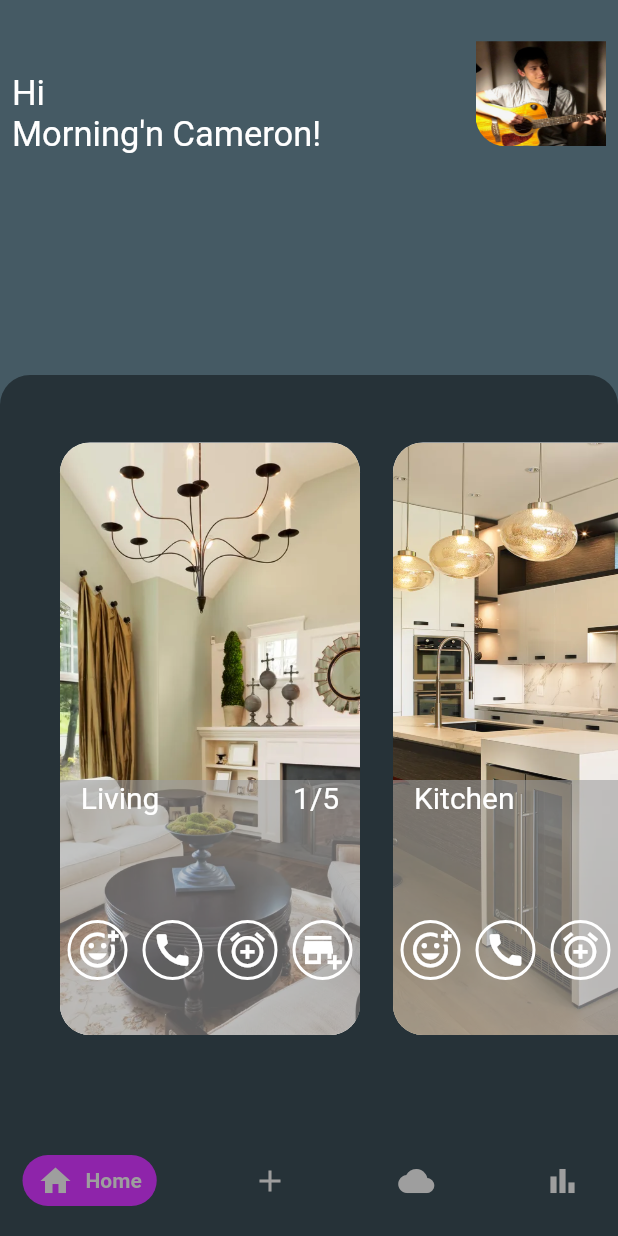
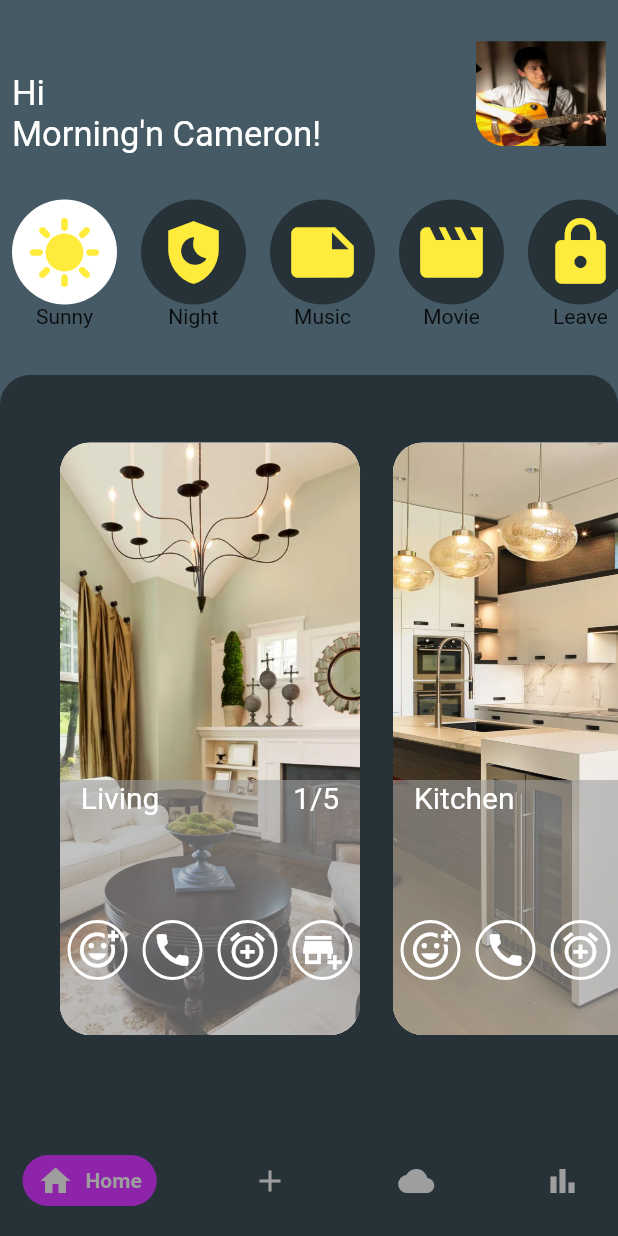
Before and after one commit to sulavpo/Flutter_Intern, a Flutter app: the screen it shows after launch, on a phone screen of 412 x 824 dp. Run offline on Flutter 3.47's test engine with Material 2 defaults, Android fonts, the phone set to English and light mode, and no system bars; drawn by our look-alikes of google_nav_bar.

Commit message:
model,listbuilder,list,constructor

```diff
--- a/lib/landing_screen.dart
+++ b/lib/landing_screen.dart
@@ -1,16 +1,18 @@
 import 'package:flutter/material.dart';
 import 'package:google_nav_bar/google_nav_bar.dart';
 import 'package:new_ui_app/header.dart';
+import 'package:new_ui_app/logo_scroll.dart';
 import 'package:new_ui_app/middle_part.dart';
 
 class LandingScreen extends StatefulWidget {
-  const LandingScreen({ Key? key }) : super(key: key);
+  const LandingScreen({Key? key}) : super(key: key);
 
   @override
   State<LandingScreen> createState() => _LandingScreenState();
 }
 
 class _LandingScreenState extends State<LandingScreen> {
+  int _currentindex = 0;
   @override
   Widget build(BuildContext context) {
     return Scaffold(
@@ -47,20 +49,48 @@ class _LandingScreenState extends State<LandingScreen> {
         ),
       ),
       body: Column(
-      children: [Expanded(flex: 1,
+        children: [
+          Expanded(
+              flex: 1,
               child: Container(
-          child: Column(children: [Expanded(flex:1,
-          child: Container(child: Header(),)),
-          Expanded(flex: 1,
+                child: Column(
+                  children: [
+                    Expanded(
+                        flex: 1,
                         child: Container(
-            )),],
+                          child: Header(),
+                        )),
+                    Expanded(
+                        flex: 1,
+                        child: ListView.builder(
+                            itemCount: logoPartList.length,
+                            scrollDirection: Axis.horizontal,
+                            itemBuilder: (context, index) {
+                              return Padding(
+                                padding: const EdgeInsets.all(8.0),
+                                child: LogoPart(
+                                  iconName:logoPartList[index].iconName,
+                                  title: logoPartList[index].title,
+                                  color: _currentindex == index
+                                      ? Colors.white
+                                      : Color.fromRGBO(38, 50, 56, 1),
+                                  onTap: () {
+                                    setState(() {
+                                      _currentindex = index;
+                                    });
+                                  },
                                 ),
-            )
+                              );
+                            })),
+                  ],
                 ),
-          Expanded(flex: 2,
+              )),
+          Expanded(
+              flex: 2,
               child: Container(
                 child: MiddlePart(),
-          ))],
+              ))
+        ],
       ),
       backgroundColor: Colors.blueGrey[700],
     );
--- a/lib/logo_scroll.dart
+++ b/lib/logo_scroll.dart
@@ -1,17 +1,69 @@
 import 'package:flutter/material.dart';
 
-class LogoPart extends StatefulWidget {
-  const LogoPart({ Key? key }) : super(key: key);
+ List<LogoPart> logoPartList = <LogoPart>[
+
+	LogoPart(
+		title:'Sunny',
+		iconName:Icons.sunny,
+    onTap:(){
+    } ,
+	),
+LogoPart(
+		title:'Night',
+		iconName:Icons.shield_moon,
+    onTap:(){} ,
+	),
+LogoPart(
+		title:'Music',
+		iconName:Icons.note,
+    onTap:(){} ,
+	),
+  LogoPart(
+		title:'Movie',
+		iconName:Icons.movie,
+    onTap:(){} ,
+	),
+  LogoPart(
+		title:'Leave',
+		iconName:Icons.lock,
+    onTap:(){} ,
+	),
+];
+
+
+class LogoPart extends StatelessWidget {
+  final String title;
+  final IconData iconName;
+  final Color color;
+  final void Function() onTap;
+
+  const LogoPart(
+      {Key? key,
+      required this.title,
+      required this.iconName,
+      this.color = Colors.white,required this.onTap})
+      : super(key: key);
+
 
   @override
-  State<LogoPart> createState() => _LogoPartState();
-}
-
-class _LogoPartState extends State<LogoPart> {
-  @override
   Widget build(BuildContext context) {
-    return Container(
-
+    return InkWell(
+      onTap: onTap,
+      child: Column(
+        children: [
+          Container(
+            width: 70,
+            height: 70,
+            child: Icon(
+             iconName,
+             size: 50,
+             color: Colors.yellow,
+            ),
+            decoration: BoxDecoration(shape: BoxShape.circle, color: color),
+          ),
+          Text(title)
+        ],
+      ),
     );
   }
 }
```
Lines whose indentation alone changed are shown as unchanged.
